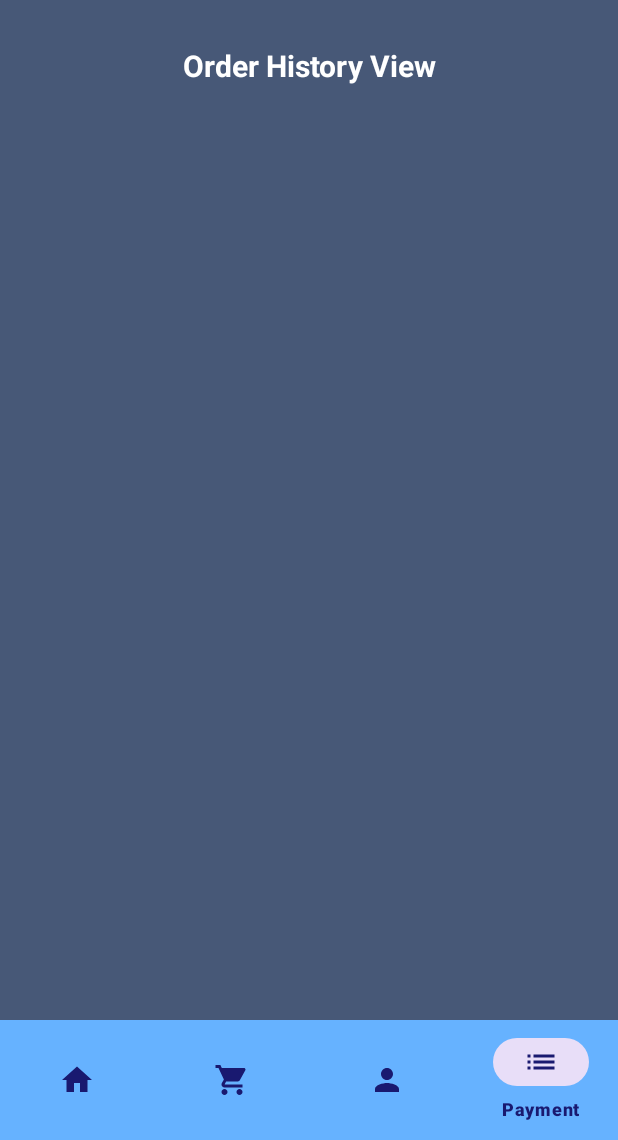
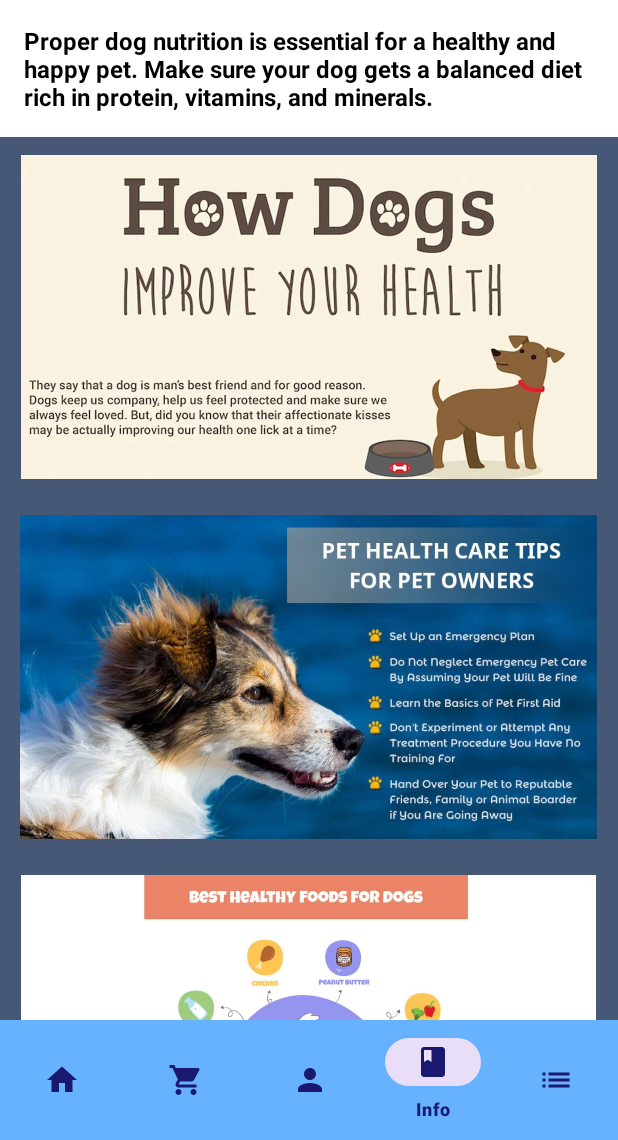
Before and after one commit to TharinduWijayarathna/DogFoodApp-Client, an Android app: the screen it shows after launch once a user with an empty profile is signed in (MainLayout), item 4 of the bottom bar chosen, on a phone screen of 412 x 824 dp, the part 96-1236 px from its top. Run offline under Robolectric (Android 15) with nearby library versions, the phone set to English and light mode, and no system bars; our stand-ins replace Firebase (no records; nobody signed in at launch, a user with empty details on screens opened directly); Roboto replaces fonts that are not available here.

Commit message:
Banners Updated

```diff
--- a/app/src/main/java/com/tharindux/dogfoodapp/client/ui/activities/MainLayout.java
+++ b/app/src/main/java/com/tharindux/dogfoodapp/client/ui/activities/MainLayout.java
@@ -15,6 +15,7 @@ import com.google.firebase.auth.FirebaseAuth;
 import com.google.firebase.auth.FirebaseUser;
 
 import com.tharindux.dogfoodapp.client.ui.fragment.HomeFragment;
+import com.tharindux.dogfoodapp.client.ui.fragment.InfoFragment;
 import com.tharindux.dogfoodapp.client.ui.fragment.OrderHistoryFragment;
 import com.tharindux.dogfoodapp.client.ui.fragment.ProfileFragment;
 import com.tharindux.dogfoodapp.client.R;
@@ -42,15 +43,16 @@ public class MainLayout extends AppCompatActivity implements NavigationBarView.O
             // authenticate with your backend server, if you have one. Use
             // FirebaseUser.getIdToken() instead.
             String uid = user.getUid();
-        }else {
+        } else {
             Intent i = new Intent(this, MainActivity.class);
             startActivity(i);
         }
     }
-        BottomNavigationView bottomNavigationView;
 
-        @Override
-        protected void onCreate (Bundle savedInstanceState){
+    BottomNavigationView bottomNavigationView;
+
+    @Override
+    protected void onCreate(Bundle savedInstanceState) {
         super.onCreate(savedInstanceState);
         setContentView(R.layout.activity_mainlayout);
 
@@ -63,18 +65,21 @@ public class MainLayout extends AppCompatActivity implements NavigationBarView.O
         displayFragment(new HomeFragment());
 
     }
+
     @Override
-    public boolean onNavigationItemSelected (@NonNull MenuItem item){
+    public boolean onNavigationItemSelected(@NonNull MenuItem item) {
         Fragment fragment;
         if (R.id.home == item.getItemId()) {
             fragment = new HomeFragment();
-        }else if (R.id.cart == item.getItemId()) {
+        } else if (R.id.cart == item.getItemId()) {
             fragment = new CartFragment();
         } else if (R.id.profile == item.getItemId()) {
             fragment = new ProfileFragment();
         } else if (R.id.PaymentHistory == item.getItemId()) {
-        fragment = new OrderHistoryFragment();
-        }else {
+            fragment = new OrderHistoryFragment();
+        } else if (R.id.info == item.getItemId()) {
+            fragment = new InfoFragment();
+        } else {
             fragment = new HomeFragment();
         }
         displayFragment(fragment);
@@ -83,7 +88,7 @@ public class MainLayout extends AppCompatActivity implements NavigationBarView.O
 
     }
 
-        private void displayFragment(Fragment fragment){
+    private void displayFragment(Fragment fragment) {
 
         getSupportFragmentManager().beginTransaction().replace(R.id.frame_layout, fragment).commit();
 
--- /dev/null
+++ b/app/src/main/java/com/tharindux/dogfoodapp/client/ui/fragment/InfoFragment.java
@@ -0,0 +1,22 @@
+package com.tharindux.dogfoodapp.client.ui.fragment;
+
+import android.os.Bundle;
+import android.view.LayoutInflater;
+import android.view.View;
+import android.view.ViewGroup;
+
+import androidx.annotation.NonNull;
+import androidx.annotation.Nullable;
+import androidx.fragment.app.Fragment;
+
+import com.tharindux.dogfoodapp.client.R;
+
+public class InfoFragment extends Fragment {
+    @Nullable
+    public View onCreateView(@NonNull LayoutInflater inflater,
+                             @Nullable ViewGroup container,
+                             @Nullable Bundle savedInstanceState) {
+        return inflater.inflate(com.tharindux.dogfoodapp.client.R.layout.fragment_info, container, false);
+    }
+
+}
--- /dev/null
+++ b/app/src/main/res/drawable/baseline_book_24.xml
@@ -0,0 +1,5 @@
+<vector xmlns:android="http://schemas.android.com/apk/res/android" android:height="24dp" android:tint="#000000" android:viewportHeight="24" android:viewportWidth="24" android:width="24dp">
+
+    <path android:fillColor="@android:color/white" android:pathData="M18,2H6c-1.1,0 -2,0.9 -2,2v16c0,1.1 0.9,2 2,2h12c1.1,0 2,-0.9 2,-2V4c0,-1.1 -0.9,-2 -2,-2zM6,4h5v8l-2.5,-1.5L6,12V4z"/>
+
+</vector>
--- /dev/null
+++ b/app/src/main/res/layout/fragment_info.xml
@@ -0,0 +1,63 @@
+<?xml version="1.0" encoding="utf-8"?>
+<LinearLayout xmlns:android="http://schemas.android.com/apk/res/android"
+    xmlns:app="http://schemas.android.com/apk/res-auto"
+    xmlns:tools="http://schemas.android.com/tools"
+    android:layout_width="match_parent"
+    android:layout_height="match_parent"
+    android:background="@color/base_back2"
+    android:orientation="vertical"
+    tools:context=".ui.fragment.CartFragment">
+
+    <!-- TextView for dog nutrition information -->
+    <TextView
+        android:id="@+id/dogNutritionText"
+        android:layout_width="match_parent"
+        android:layout_height="wrap_content"
+        android:padding="16dp"
+        android:text="Proper dog nutrition is essential for a healthy and happy pet. Make sure your dog gets a balanced diet rich in protein, vitamins, and minerals."
+        android:textColor="@android:color/black"
+        android:textSize="16sp"
+        android:textStyle="bold"
+        android:background="@color/white" />
+
+    <androidx.core.widget.NestedScrollView
+        android:id="@+id/nestedScrollView"
+        android:layout_width="match_parent"
+        android:layout_height="match_parent">
+
+        <LinearLayout
+            android:layout_width="match_parent"
+            android:layout_height="wrap_content"
+            android:orientation="vertical">
+
+            <!-- First ImageView taking full width -->
+
+            <!-- LinearLayout containing the second and third ImageViews horizontally -->
+
+            <ImageView
+                android:id="@+id/imageView1"
+                android:layout_width="411dp"
+                android:layout_height="240dp"
+                android:padding="12dp"
+                android:src="@drawable/banner2" />
+
+            <ImageView
+                android:id="@+id/imageView2"
+                android:layout_width="411dp"
+                android:layout_height="240dp"
+                android:layout_weight="1"
+                android:padding="12dp"
+                android:src="@drawable/banner" />
+
+            <ImageView
+                android:id="@+id/imageView3"
+                android:layout_width="411dp"
+                android:layout_height="240dp"
+                android:layout_weight="1"
+                android:padding="12dp"
+                android:src="@drawable/banner3" />
+
+        </LinearLayout>
+    </androidx.core.widget.NestedScrollView>
+
+</LinearLayout>
--- a/app/src/main/res/menu/bottom_manu.xml
+++ b/app/src/main/res/menu/bottom_manu.xml
@@ -23,6 +23,13 @@
         android:title="Profile" />
 
     <item
+        android:id="@+id/info"
+        android:layout_width="wrap_content"
+        android:layout_height="wrap_content"
+        android:icon="@drawable/baseline_book_24"
+        android:title="Info" />
+
+    <item
         android:id="@+id/PaymentHistory"
         android:layout_width="wrap_content"
         android:layout_height="wrap_content"
```
Also changed, not shown: app/src/main/res/drawable/banner.jpeg (added), app/src/main/res/drawable/banner2.jpeg (added), app/src/main/res/drawable/banner3.jpeg (added).
